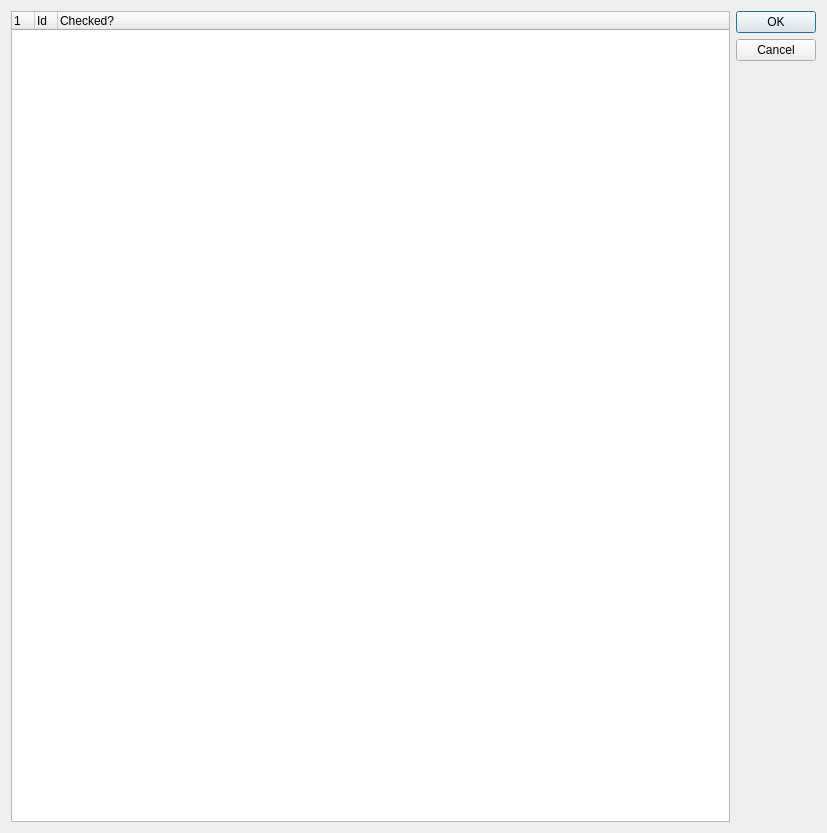
Before: the Qt Designer form editdevicespecifications.ui in FlorianWeber1018/RiskManager, drawn with Qt 5.
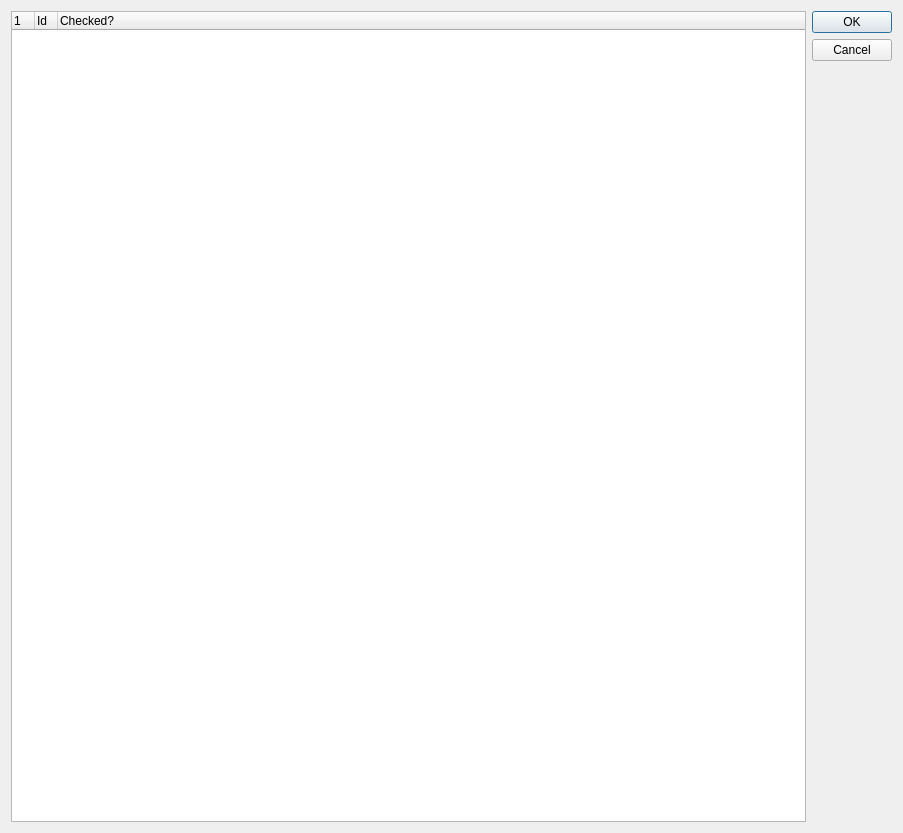
After: the same form once the commit is applied.

Diff of the .ui file:
```diff
--- a/editdevicespecifications.ui
+++ b/editdevicespecifications.ui
@@ -6,7 +6,7 @@
    <rect>
     <x>0</x>
     <y>0</y>
-    <width>827</width>
+    <width>903</width>
     <height>833</height>
    </rect>
   </property>
```
